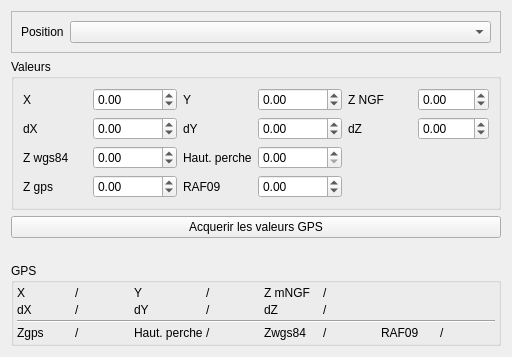
Qt form Lamia/iface/qgiswidget/tools/toolprepro/base3/lamiabase_topographydata_tool_ui.ui (Artelia/Lamia) before a commit.
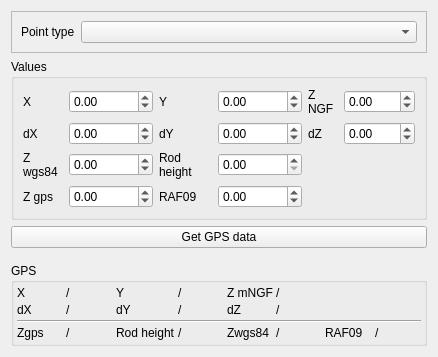
The same form after that commit.

```diff
--- a/Lamia/iface/qgiswidget/tools/toolprepro/base3/lamiabase_topographydata_tool_ui.ui
+++ b/Lamia/iface/qgiswidget/tools/toolprepro/base3/lamiabase_topographydata_tool_ui.ui
@@ -6,7 +6,7 @@
    <rect>
     <x>0</x>
     <y>0</y>
-    <width>512</width>
+    <width>438</width>
     <height>357</height>
    </rect>
   </property>
@@ -26,7 +26,7 @@
       <item row="0" column="0">
        <widget class="QLabel" name="label">
         <property name="text">
-         <string>Position</string>
+         <string>Point type</string>
         </property>
        </widget>
       </item>
@@ -39,7 +39,7 @@
    <item>
     <widget class="QGroupBox" name="groupBox_2">
      <property name="title">
-      <string>Valeurs</string>
+      <string>Values</string>
      </property>
      <layout class="QGridLayout" name="gridLayout_2">
       <item row="4" column="0">
@@ -139,7 +139,7 @@
       <item row="4" column="2">
        <widget class="QLabel" name="label_22">
         <property name="text">
-         <string>Haut. perche</string>
+         <string>Rod height</string>
         </property>
         <property name="wordWrap">
          <bool>true</bool>
@@ -220,7 +220,7 @@
    <item>
     <widget class="QPushButton" name="pushButton_catchvalues">
      <property name="text">
-      <string>Acquerir les valeurs GPS</string>
+      <string>Get GPS data</string>
      </property>
     </widget>
    </item>
@@ -359,7 +359,7 @@
       <item row="3" column="2">
        <widget class="QLabel" name="label_70">
         <property name="text">
-         <string>Haut. perche</string>
+         <string>Rod height</string>
         </property>
        </widget>
       </item>
```
Left out of the diff: 4 changed lines with no effect on the pictures.
